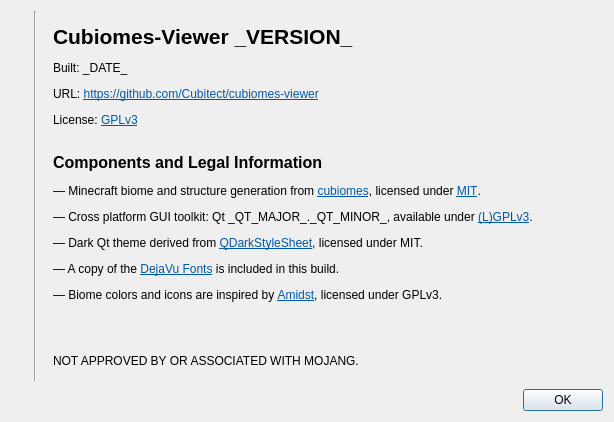
Old version of the form src/aboutdialog.ui in the repository Cubitect/cubiomes-viewer.
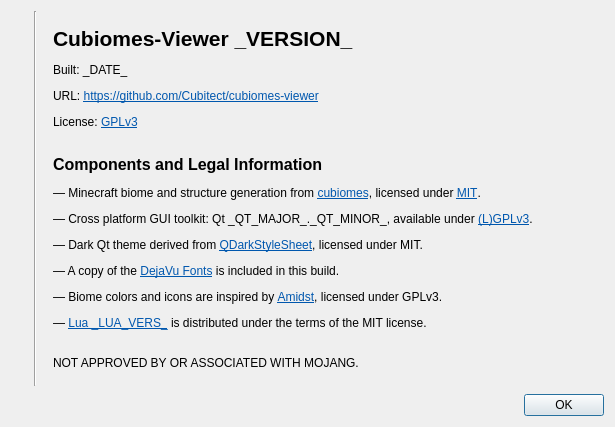
New version of the form. Icons and pictures are not drawn.

Commit message: Several feature changes for v3.0 1) added Lua to the project 1.1) added support for custom lua conditions 1.2) added simple lua editor 2) added approximate surface height overlay (#172) 3) changed thread management for map viewer to avoid limitations of QThreadPool 4) updated biome and stronghold generation to 1.19.3 5) fixed issues with getSpawn for 1.17-, which should be more accurate now 6) fixed some issues with the validity status for evaluated search positions 7) fixed deep_dark not being considered an underground biome

The edit to the form file:
```diff
--- a/src/aboutdialog.ui
+++ b/src/aboutdialog.ui
@@ -6,8 +6,8 @@
    <rect>
     <x>0</x>
     <y>0</y>
-    <width>614</width>
-    <height>422</height>
+    <width>615</width>
+    <height>427</height>
    </rect>
   </property>
   <property name="windowTitle">
@@ -27,7 +27,7 @@
    <item row="0" column="2" rowspan="2">
     <widget class="QLabel" name="label">
      <property name="text">
-      <string>&lt;html&gt;&lt;head/&gt;&lt;body&gt;&lt;p&gt;&lt;span style=&quot; font-size:16pt; font-weight:600;&quot;&gt;Cubiomes-Viewer _VERSION_&lt;/span&gt;&lt;/p&gt;&lt;p&gt;Built: _DATE_&lt;/p&gt;&lt;p&gt;URL: &lt;a href=&quot;https://github.com/Cubitect/cubiomes-viewer&quot;&gt;&lt;span style=&quot; font-family:'Sans Serif'; text-decoration: underline; color:#0057ae;&quot;&gt;https://github.com/Cubitect/cubiomes-viewer&lt;/span&gt;&lt;/a&gt;&lt;/p&gt;&lt;p&gt;License: &lt;a href=&quot;https://www.gnu.org/licenses/gpl-3.0.en.html&quot;&gt;&lt;span style=&quot; font-family:'Sans Serif'; text-decoration: underline; color:#0057ae;&quot;&gt;GPLv3&lt;/span&gt;&lt;/a&gt;&lt;/p&gt;&lt;p&gt;&lt;br/&gt;&lt;span style=&quot; font-size:12pt; font-weight:600;&quot;&gt;Components and Legal Information&lt;/span&gt;&lt;/p&gt;&lt;p&gt;— Minecraft biome and structure generation from &lt;a href=&quot;https://github.com/Cubitect/cubiomes/&quot;&gt;&lt;span style=&quot; font-family:'Sans Serif'; text-decoration: underline; color:#0057ae;&quot;&gt;cubiomes&lt;/span&gt;&lt;/a&gt;, licensed under &lt;a href=&quot;https://mit-license.org/&quot;&gt;&lt;span style=&quot; font-family:'Sans Serif'; text-decoration: underline; color:#0057ae;&quot;&gt;MIT&lt;/span&gt;&lt;/a&gt;.&lt;/p&gt;&lt;p&gt;— Cross platform GUI toolkit: Qt _QT_MAJOR_._QT_MINOR_, available under &lt;a href=&quot;https://www.qt.io/licensing/&quot;&gt;&lt;span style=&quot; font-family:'Sans Serif'; text-decoration: underline; color:#0057ae;&quot;&gt;(L)GPLv3&lt;/span&gt;&lt;/a&gt;.&lt;/p&gt;&lt;p&gt;— Dark Qt theme derived from &lt;a href=&quot;https://github.com/ColinDuquesnoy/QDarkStyleSheet&quot;&gt;&lt;span style=&quot; font-family:'Sans Serif'; text-decoration: underline; color:#0057ae;&quot;&gt;QDarkStyleSheet&lt;/span&gt;&lt;/a&gt;, licensed under MIT.&lt;/p&gt;&lt;p&gt;— A copy of the &lt;a href=&quot; https://dejavu-fonts.github.io/License.html&quot;&gt;&lt;span style=&quot; text-decoration: underline; color:#0057ae;&quot;&gt;DejaVu Fonts&lt;/span&gt;&lt;/a&gt; is included in this build.&lt;/p&gt;&lt;p&gt;— Biome colors and icons are inspired by &lt;a href=&quot;https://github.com/toolbox4minecraft/amidst&quot;&gt;&lt;span style=&quot; font-family:'Sans Serif'; text-decoration: underline; color:#0057ae;&quot;&gt;Amidst&lt;/span&gt;&lt;/a&gt;, licensed under GPLv3.&lt;/p&gt;&lt;p&gt;&lt;br/&gt;&lt;/p&gt;&lt;p&gt;&lt;span style=&quot; font-family:'Sans Serif';&quot;&gt;NOT APPROVED BY OR ASSOCIATED WITH MOJANG.&lt;/span&gt;&lt;/p&gt;&lt;/body&gt;&lt;/html&gt;</string>
+      <string>&lt;html&gt;&lt;head/&gt;&lt;body&gt;&lt;p&gt;&lt;span style=&quot; font-size:16pt; font-weight:600;&quot;&gt;Cubiomes-Viewer _VERSION_&lt;/span&gt;&lt;/p&gt;&lt;p&gt;Built: _DATE_&lt;/p&gt;&lt;p&gt;URL: &lt;a href=&quot;https://github.com/Cubitect/cubiomes-viewer&quot;&gt;&lt;span style=&quot; text-decoration: underline; color:#0057ae;&quot;&gt;https://github.com/Cubitect/cubiomes-viewer&lt;/span&gt;&lt;/a&gt;&lt;/p&gt;&lt;p&gt;License: &lt;a href=&quot;https://www.gnu.org/licenses/gpl-3.0.en.html&quot;&gt;&lt;span style=&quot; text-decoration: underline; color:#0057ae;&quot;&gt;GPLv3&lt;/span&gt;&lt;/a&gt;&lt;/p&gt;&lt;p&gt;&lt;br/&gt;&lt;span style=&quot; font-size:12pt; font-weight:600;&quot;&gt;Components and Legal Information&lt;/span&gt;&lt;/p&gt;&lt;p&gt;— Minecraft biome and structure generation from &lt;a href=&quot;https://github.com/Cubitect/cubiomes/&quot;&gt;&lt;span style=&quot; text-decoration: underline; color:#0057ae;&quot;&gt;cubiomes&lt;/span&gt;&lt;/a&gt;, licensed under &lt;a href=&quot;https://mit-license.org/&quot;&gt;&lt;span style=&quot; text-decoration: underline; color:#0057ae;&quot;&gt;MIT&lt;/span&gt;&lt;/a&gt;.&lt;/p&gt;&lt;p&gt;— Cross platform GUI toolkit: Qt _QT_MAJOR_._QT_MINOR_, available under &lt;a href=&quot;https://www.qt.io/licensing/&quot;&gt;&lt;span style=&quot; text-decoration: underline; color:#0057ae;&quot;&gt;(L)GPLv3&lt;/span&gt;&lt;/a&gt;.&lt;/p&gt;&lt;p&gt;— Dark Qt theme derived from &lt;a href=&quot;https://github.com/ColinDuquesnoy/QDarkStyleSheet&quot;&gt;&lt;span style=&quot; text-decoration: underline; color:#0057ae;&quot;&gt;QDarkStyleSheet&lt;/span&gt;&lt;/a&gt;, licensed under MIT.&lt;/p&gt;&lt;p&gt;— A copy of the &lt;a href=&quot; https://dejavu-fonts.github.io/License.html&quot;&gt;&lt;span style=&quot; text-decoration: underline; color:#0057ae;&quot;&gt;DejaVu Fonts&lt;/span&gt;&lt;/a&gt; is included in this build.&lt;/p&gt;&lt;p&gt;— Biome colors and icons are inspired by &lt;a href=&quot;https://github.com/toolbox4minecraft/amidst&quot;&gt;&lt;span style=&quot; text-decoration: underline; color:#0057ae;&quot;&gt;Amidst&lt;/span&gt;&lt;/a&gt;, licensed under GPLv3.&lt;/p&gt;&lt;p&gt;— &lt;a href=&quot;https://www.lua.org/license.html&quot;&gt;&lt;span style=&quot; text-decoration: underline; color:#0057ae;&quot;&gt;Lua _LUA_VERS_&lt;/span&gt;&lt;/a&gt; is distributed under the terms of the MIT license.&lt;br/&gt;&lt;/p&gt;&lt;p&gt;NOT APPROVED BY OR ASSOCIATED WITH MOJANG.&lt;/p&gt;&lt;/body&gt;&lt;/html&gt;</string>
      </property>
     </widget>
    </item>
```
The commit also changes 94 other files.
